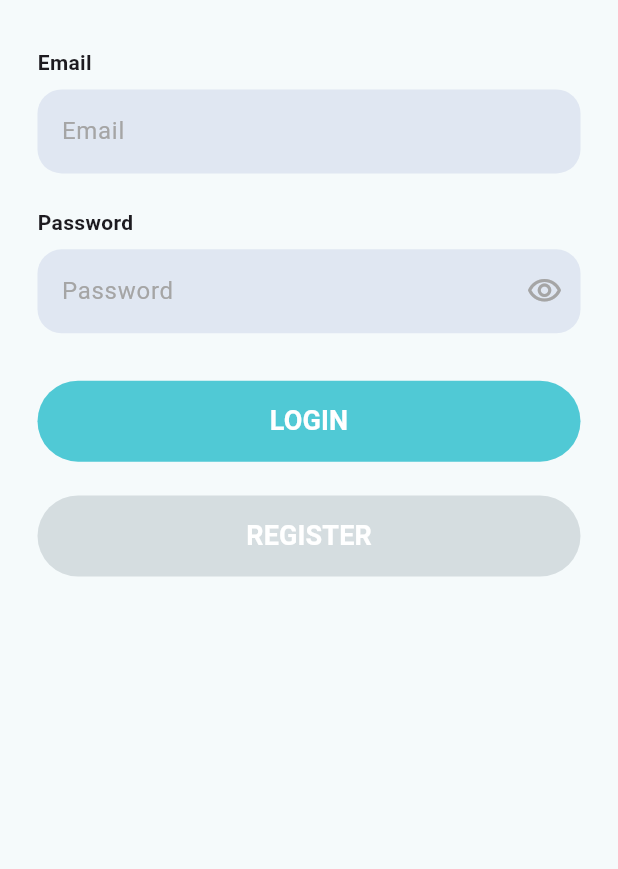
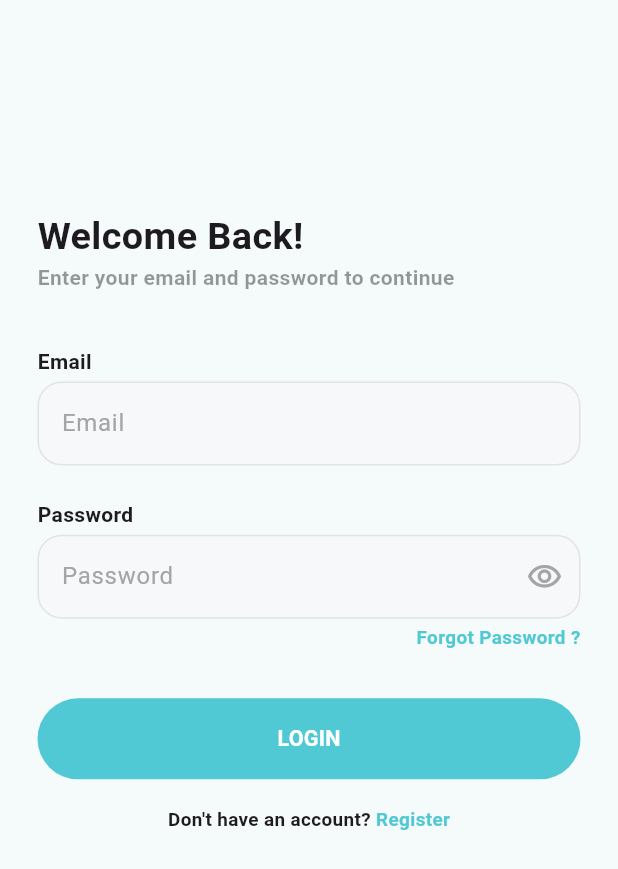
Before and after one commit to Abdallah867/travel_app, a Flutter app: the LoginView screen opened by its route, on a phone screen of 412 x 824 dp. Shown: the top 869 px of the screen. Run offline on Flutter 3.47's test engine with Material 3 defaults, Android fonts, the phone set to English and light mode, and no system bars; our stand-ins replace appwrite, bloc, dartz, device_preview, equatable, fade_shimmer and 7 more; accounts and stored records are empty.

Commit message:
some refactor and made login and signup ui

```diff
--- a/lib/core/utils/text_styles.dart
+++ b/lib/core/utils/text_styles.dart
@@ -3,6 +3,11 @@ import 'package:flutter_screenutil/flutter_screenutil.dart';
 import 'font_weight_helper.dart';
 
 abstract class TextStyles {
+  static TextStyle textStyle28 = TextStyle(
+    fontSize: 28.sp,
+    fontWeight: FontWeightHelper.bold,
+  );
+
   static TextStyle textStyle20 = TextStyle(
     fontSize: 20.sp,
     fontWeight: FontWeightHelper.medium,
@@ -17,6 +22,11 @@ abstract class TextStyles {
     fontWeight: FontWeightHelper.regular,
   );
 
+  static TextStyle textStyle16WithOpacity = TextStyle(
+    color: Colors.black.withOpacity(.4),
+    fontWeight: FontWeightHelper.semiBold,
+  );
+
   static TextStyle textStyle14 = TextStyle(
     fontSize: 14.sp,
     fontWeight: FontWeightHelper.regular,
--- a/lib/core/widgets/custom_button.dart
+++ b/lib/core/widgets/custom_button.dart
@@ -49,7 +49,7 @@ class CustomButton extends StatelessWidget {
           Text(
             text,
             style: style ??
-                TextStyles.textStyle20.copyWith(
+                TextStyles.textStyle16.copyWith(
                   color: textColor ?? AppColors.whiteColor,
                   fontWeight: FontWeightHelper.bold,
                 ),
--- a/lib/core/widgets/custom_text_form_field.dart
+++ b/lib/core/widgets/custom_text_form_field.dart
@@ -36,7 +36,7 @@ class _CustomTextFormFieldState extends State<CustomTextFormField> {
           widget.name,
           style: const TextStyle(fontWeight: FontWeight.bold),
         ),
-        const VerticalSpace(size: 9),
+        const VerticalSpace(size: 4),
         TextFormField(
           validator: widget.validator ??
               (value) {
@@ -53,10 +53,10 @@ class _CustomTextFormFieldState extends State<CustomTextFormField> {
           initialValue: widget.initialValue,
           controller: widget.controller,
           obscureText: widget.isPassword ? isPasswordHidden : false,
-          cursorColor: Colors.black,
+          cursorColor: AppColors.secondaryColor,
           decoration: InputDecoration(
             filled: true,
-            fillColor: AppColors.greyBlueColor,
+            fillColor: const Color(0xFFF7F8F9),
             border: customInputBorder(),
             enabledBorder: customInputBorder(),
             focusedBorder: customInputBorder(),
@@ -74,6 +74,8 @@ class _CustomTextFormFieldState extends State<CustomTextFormField> {
     );
   }
 
+  // const Color(0xFFE3E2E9)
+
   OutlineInputBorder customErrorInputBorder() {
     return const OutlineInputBorder(
         borderSide: BorderSide(color: Colors.red, width: 2),
@@ -83,7 +85,10 @@ class _CustomTextFormFieldState extends State<CustomTextFormField> {
   OutlineInputBorder customInputBorder() {
     return const OutlineInputBorder(
       borderRadius: BorderRadius.all(Radius.circular(16)),
-      borderSide: BorderSide.none,
+      borderSide: BorderSide(
+        color: Color(0xFFE3E2E9),
+        width: 1.0,
+      ),
     );
   }
 
--- a/lib/features/auth/data/repos/auth_repo_impl.dart
+++ b/lib/features/auth/data/repos/auth_repo_impl.dart
@@ -1,7 +1,6 @@
 import 'package:appwrite/appwrite.dart';
 import 'package:appwrite/models.dart';
 import 'package:dartz/dartz.dart';
-import 'package:flutter/material.dart';
 
 import '../../../../core/errors/failure.dart';
 import 'auth_repo.dart';
--- a/lib/features/auth/presentation/manager/login_cubit/login_cubit.dart
+++ b/lib/features/auth/presentation/manager/login_cubit/login_cubit.dart
@@ -15,14 +15,12 @@ class LoginCubit extends Cubit<LoginState> {
   LoginCubit({required this.authRepo}) : super(LoginInitial());
 
   Future<void> loginUser() async {
-    //TODO: change hard coded email and password,
     String email = emailController.text.trim();
     String password = passwordController.text.trim();
 
     emit(LoginLoading());
 
-    var response = await authRepo.loginUser(
-        email: 'abdoallahusma5704@gmail.com', password: 'Abdallah23');
+    var response = await authRepo.loginUser(email: email, password: password);
     response.fold(
       (session) => emit(LoginSuccess(session: session)),
       (failure) => emit(LoginFailure(errMessage: failure.errMessage)),
--- a/lib/features/auth/presentation/view/login_view.dart
+++ b/lib/features/auth/presentation/view/login_view.dart
@@ -1,15 +1,12 @@
 import 'package:flutter/material.dart';
 import 'package:flutter_bloc/flutter_bloc.dart';
 import 'package:flutter_screenutil/flutter_screenutil.dart';
-import 'package:go_router/go_router.dart';
-import '../../../../core/routes/app_routes.dart';
 import '../../../../core/services/service_locator.dart';
-import '../../../../core/utils/app_colors.dart';
-import '../../../../core/utils/app_strings.dart';
-import '../../../../core/widgets/custom_button.dart';
+import '../../../../core/utils/text_styles.dart';
 import '../../../../core/widgets/vertical_widget.dart';
 import '../../data/repos/auth_repo_impl.dart';
 import '../manager/login_cubit/login_cubit.dart';
+import 'widgets/dont_have_an_account.dart';
 import 'widgets/login_form.dart';
 
 class LoginView extends StatelessWidget {
@@ -23,19 +20,20 @@ class LoginView extends StatelessWidget {
         body: CustomScrollView(
           slivers: [
             SliverPadding(
-              padding: EdgeInsets.symmetric(horizontal: 25.0.w),
+              padding: EdgeInsets.symmetric(horizontal: 25.w),
               sliver: SliverList(
                 delegate: SliverChildListDelegate(
                   [
-                    const VerticalSpace(size: 35),
+                    const VerticalSpace(size: 154),
+                    Text('Welcome Back!', style: TextStyles.textStyle28),
+                    Text(
+                      'Enter your email and password to continue',
+                      style: TextStyles.textStyle16WithOpacity,
+                    ),
+                    const VerticalSpace(size: 40),
                     const LoginForm(),
-                    const VerticalSpace(size: 25),
-                    CustomButton(
-                      text: AppStrings.register,
-                      color: AppColors.greyColor,
-                      width: 254,
-                      onPressed: () => context.go(AppRoutes.kRegisterView),
-                    ),
+                    const VerticalSpace(size: 20),
+                    const DontHaveAnAccountWidget(),
                   ],
                 ),
               ),
--- /dev/null
+++ b/lib/features/auth/presentation/view/widgets/dont_have_an_account.dart
@@ -0,0 +1,38 @@
+import 'package:flutter/material.dart';
+import 'package:go_router/go_router.dart';
+
+import '../../../../../core/routes/app_routes.dart';
+import '../../../../../core/utils/app_colors.dart';
+import '../../../../../core/utils/font_weight_helper.dart';
+import '../../../../../core/utils/text_styles.dart';
+
+class DontHaveAnAccountWidget extends StatelessWidget {
+  const DontHaveAnAccountWidget({
+    super.key,
+  });
+
+  @override
+  Widget build(BuildContext context) {
+    return Row(
+      mainAxisAlignment: MainAxisAlignment.center,
+      children: [
+        Text(
+          "Don't have an account? ",
+          style: TextStyles.textStyle14
+              .copyWith(fontWeight: FontWeightHelper.semiBold),
+        ),
+        GestureDetector(
+          onTap: () {
+            context.go(AppRoutes.kRegisterView);
+          },
+          child: Text(
+            "Register",
+            style: TextStyles.textStyle14.copyWith(
+                color: AppColors.secondaryColor,
+                fontWeight: FontWeightHelper.semiBold),
+          ),
+        ),
+      ],
+    );
+  }
+}
--- a/lib/features/auth/presentation/view/widgets/login_form.dart
+++ b/lib/features/auth/presentation/view/widgets/login_form.dart
@@ -2,6 +2,9 @@ import 'package:flutter/material.dart';
 import 'package:flutter_bloc/flutter_bloc.dart';
 import '../../../../../core/functions/validate_email.dart';
 import '../../../../../core/functions/validate_password.dart';
+import '../../../../../core/utils/app_colors.dart';
+import '../../../../../core/utils/font_weight_helper.dart';
+import '../../../../../core/utils/text_styles.dart';
 import '../../../../../core/widgets/custom_text_form_field.dart';
 import '../../../../../core/widgets/vertical_widget.dart';
 import '../../manager/login_cubit/login_cubit.dart';
@@ -33,6 +36,18 @@ class LoginForm extends StatelessWidget {
               validator: (value) {
                 return validatePassword(value, context);
               }),
+          const VerticalSpace(size: 4),
+          Row(
+            mainAxisAlignment: MainAxisAlignment.end,
+            children: [
+              Text(
+                "Forgot Password ?",
+                style: TextStyles.textStyle14.copyWith(
+                    fontWeight: FontWeightHelper.semiBold,
+                    color: AppColors.secondaryColor),
+              ),
+            ],
+          ),
           const VerticalSpace(size: 35),
           LoginBlocConsumer(loginKey: context.read<LoginCubit>().loginKey),
         ],
--- a/lib/features/profile/presentation/view/widgets/edit_profile_bloc_consumer.dart
+++ b/lib/features/profile/presentation/view/widgets/edit_profile_bloc_consumer.dart
@@ -36,9 +36,10 @@ class EditProfileBlocConsumer extends StatelessWidget {
             padding: EdgeInsets.symmetric(horizontal: 16.w),
             child: Form(
               key: editProfileCubit.formKey,
+              child: SingleChildScrollView(
                 child: Column(
                   children: [
-                  const VerticalSpace(size: 36),
+                    // const VerticalSpace(size: 24),
                     ProfileInformationsWidget(
                       user: editProfileCubit.user,
                     ),
@@ -80,7 +81,9 @@ class EditProfileBlocConsumer extends StatelessWidget {
                                   },
                           )
                         : const CircularProgressIndicator(),
+                    const VerticalSpace(size: 100),
                   ],
+                ),
               ),
             ),
           ),
```
Also changed, not shown: lib/core/widgets/circular_loading_widget.dart (+5 -3 lines), lib/features/auth/presentation/view/register_view.dart (+15 -28 lines), lib/features/auth/presentation/view/widgets/have_an_account_widget.dart (added, +38 -0 lines), 1 other file. Lines whose indentation alone changed are shown as unchanged.
